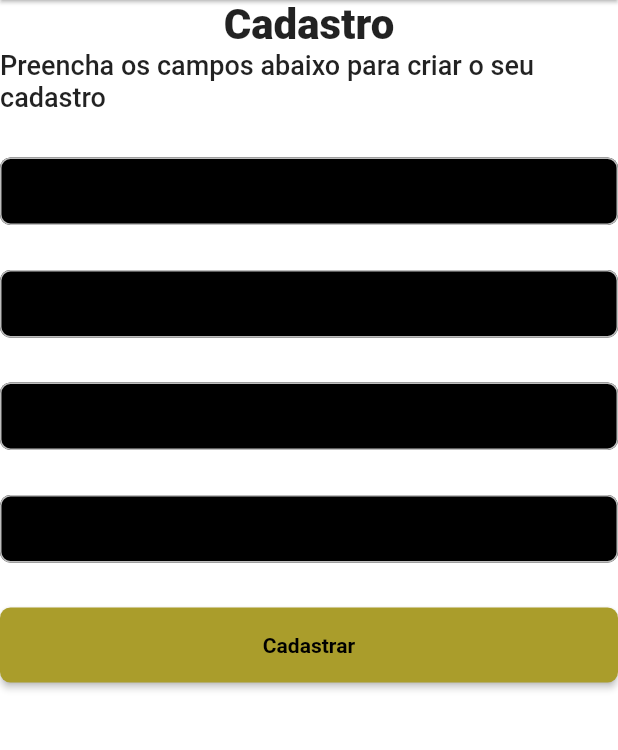
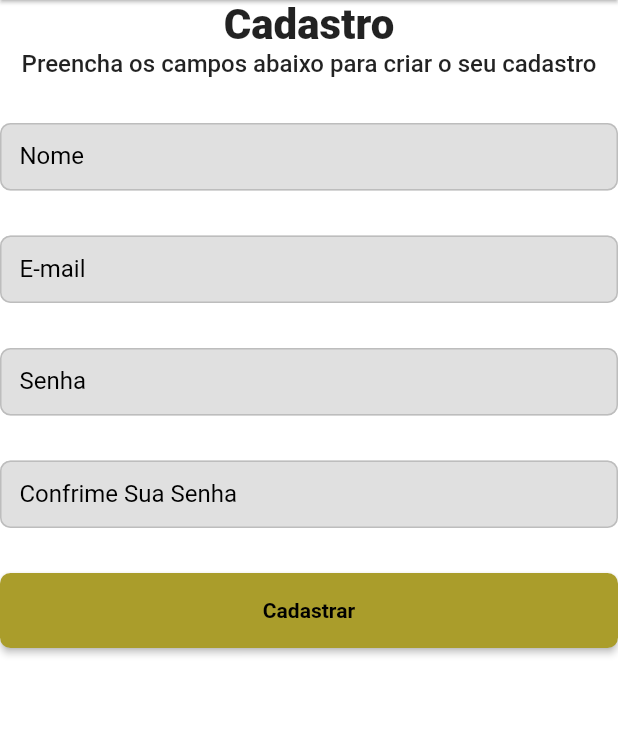
Before and after one commit to DaviSevero1/Hong_Kong_app_flutter, a Flutter app: the RegisterPage screen opened by its route, on a phone screen of 412 x 824 dp, the part 84-834 px from its top. Run offline on Flutter 3.47's test engine with Material 2 defaults, Android fonts, the phone set to English and light mode, and no system bars; our stand-ins replace auto_size_text, bloc, dio, equatable, flutter_bloc, loading_animation_widget and 2 more; missing offline and left inert: match; accounts and stored records are empty; Roboto replaces fonts that are missing (mplus1).

Commit message:
Subindo commits

```diff
--- a/hong_kong_app/lib/app/pages/auth/login/login_page.dart
+++ b/hong_kong_app/lib/app/pages/auth/login/login_page.dart
@@ -27,13 +27,13 @@ class LoginPage extends StatelessWidget {
                       height: 30,
                     ),
                     TextFormField(
-                      decoration: InputDecoration(labelText: 'E-mail'),
+                      decoration: InputDecoration(labelText: 'E-mail', fillColor: Colors.black12),
                     ),
                     const SizedBox(
                       height: 30,
                     ),
                     TextFormField(
-                      decoration: const InputDecoration(labelText: 'Senha'),
+                      decoration: const InputDecoration(labelText: 'Senha', fillColor: Colors.black12),
                     ),
                     const SizedBox(
                       height: 50,
--- a/hong_kong_app/lib/app/pages/auth/register/register_page.dart
+++ b/hong_kong_app/lib/app/pages/auth/register/register_page.dart
@@ -21,32 +21,36 @@ class RegisterPage extends StatelessWidget {
               Text(
                 'Preencha os campos abaixo para criar o seu cadastro',
                 style: context.textStyles.textMedium.copyWith(
-                  fontSize: 18,
+                  fontSize: 16,
                 ),
               ),
               const SizedBox(
                 height: 30,
               ),
               TextFormField(
-                decoration: InputDecoration(labelText: 'Nome'),
+                decoration: InputDecoration(
+                    labelText: 'Nome', fillColor: Colors.black12),
               ),
               const SizedBox(
                 height: 30,
               ),
               TextFormField(
-                decoration: InputDecoration(labelText: 'E-mail'),
+                decoration: InputDecoration(
+                    labelText: 'E-mail', fillColor: Colors.black12),
               ),
               const SizedBox(
                 height: 30,
               ),
               TextFormField(
-                decoration: InputDecoration(labelText: 'Senha'),
+                decoration: InputDecoration(
+                    labelText: 'Senha', fillColor: Colors.black12),
               ),
               const SizedBox(
                 height: 30,
               ),
               TextFormField(
-                decoration: InputDecoration(labelText: 'Confrime Sua Senha'),
+                decoration: InputDecoration(
+                    labelText: 'Confrime Sua Senha', fillColor: Colors.black12),
               ),
               const SizedBox(
                 height: 30,
```
Also changed, not shown: hong_kong_app/lib/app/models/auth_model.dart (added, +30 -0 lines), hong_kong_app/lib/app/repositories/products/auth/auth_repository.dart (added, +7 -0 lines), hong_kong_app/lib/app/repositories/products/auth/auth_repository_impl.dart (added, +40 -0 lines), 1 other file.
